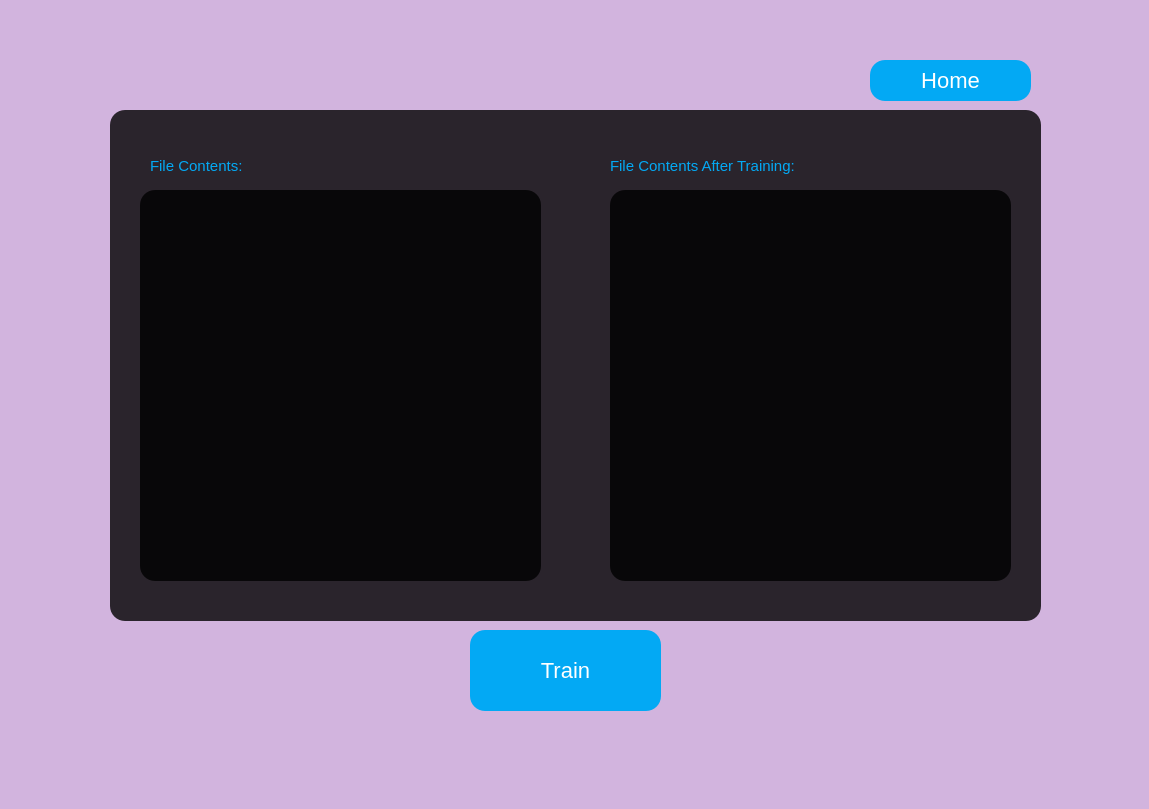
Qt form MarkovPasswordsGUI/Train.ui (ignis-sec/Markopy) before a commit.
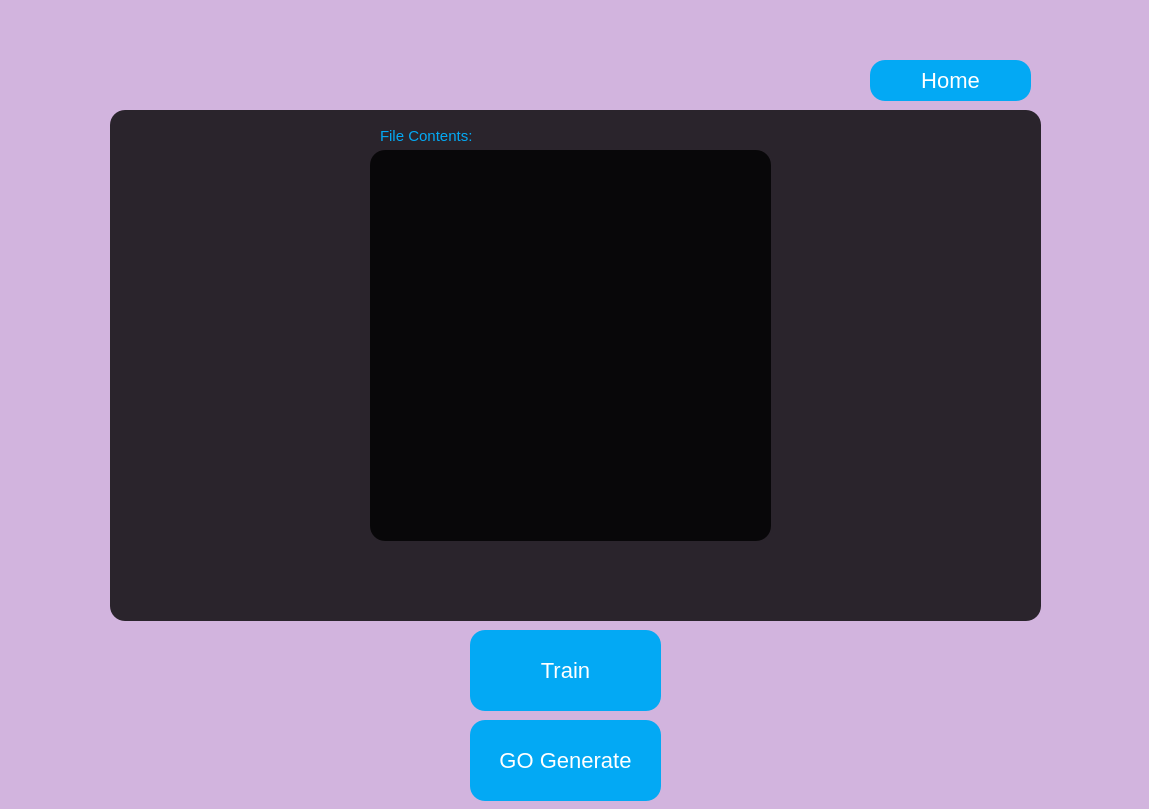
The same form after that commit.

```diff
--- a/MarkovPasswordsGUI/Train.ui
+++ b/MarkovPasswordsGUI/Train.ui
@@ -68,21 +68,8 @@
    <widget class="QPlainTextEdit" name="plainTextEdit">
     <property name="geometry">
      <rect>
-      <x>30</x>
-      <y>80</y>
-      <width>401</width>
-      <height>391</height>
-     </rect>
-    </property>
-    <property name="plainText">
-     <string/>
-    </property>
-   </widget>
-   <widget class="QPlainTextEdit" name="plainTextEdit_2">
-    <property name="geometry">
-     <rect>
-      <x>500</x>
-      <y>80</y>
+      <x>260</x>
+      <y>40</y>
       <width>401</width>
       <height>391</height>
      </rect>
@@ -94,8 +81,8 @@
    <widget class="QLabel" name="label">
     <property name="geometry">
      <rect>
-      <x>40</x>
-      <y>40</y>
+      <x>270</x>
+      <y>10</y>
       <width>251</width>
       <height>31</height>
      </rect>
@@ -110,17 +97,17 @@
    <widget class="QLabel" name="label_2">
     <property name="geometry">
      <rect>
-      <x>500</x>
-      <y>40</y>
-      <width>251</width>
+      <x>420</x>
+      <y>470</y>
+      <width>161</width>
       <height>31</height>
      </rect>
     </property>
     <property name="styleSheet">
-     <string notr="true">font-size:15px;</string>
+     <string notr="true">font-size:22px;</string>
     </property>
     <property name="text">
-     <string>File Contents After Training:</string>
+     <string/>
     </property>
    </widget>
   </widget>
@@ -150,6 +137,19 @@
     <string>Home</string>
    </property>
   </widget>
+  <widget class="QPushButton" name="pushButton_3">
+   <property name="geometry">
+    <rect>
+     <x>470</x>
+     <y>720</y>
+     <width>191</width>
+     <height>81</height>
+    </rect>
+   </property>
+   <property name="text">
+    <string>GO Generate</string>
+   </property>
+  </widget>
  </widget>
  <resources/>
  <connections/>
```
